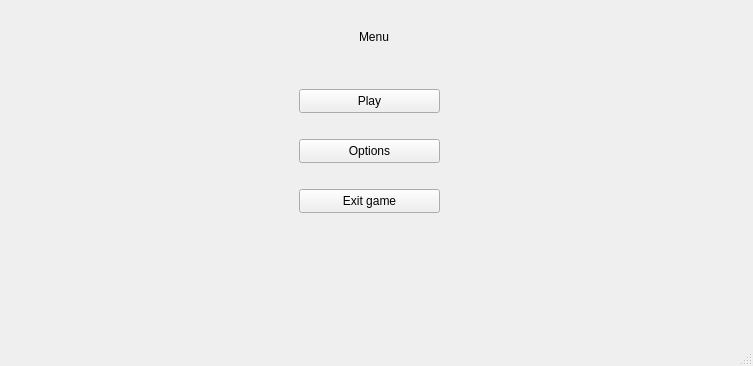
The window that Client/mainwindow.ui (AlexandruNuta/ProjectModernCPP) describes before a commit, drawn with Qt 5.
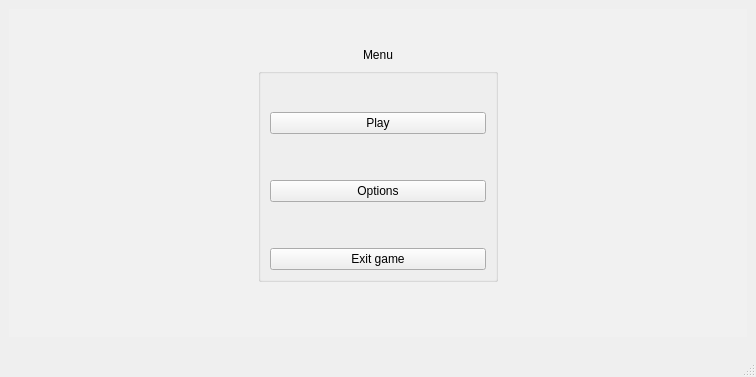
The same window after the commit. The open tabs and pages were chosen to show the change.

Commit message: Changed the layout of some pages in the main form.

Diff of the .ui file:
```diff
--- a/Client/mainwindow.ui
+++ b/Client/mainwindow.ui
@@ -6,10 +6,16 @@
    <rect>
     <x>0</x>
     <y>0</y>
-    <width>753</width>
-    <height>366</height>
+    <width>756</width>
+    <height>377</height>
    </rect>
   </property>
+  <property name="minimumSize">
+   <size>
+    <width>0</width>
+    <height>0</height>
+   </size>
+  </property>
   <property name="windowTitle">
    <string>MainWindow</string>
   </property>
@@ -17,6 +23,12 @@
    <layout class="QVBoxLayout" name="verticalLayout">
     <item>
      <widget class="QStackedWidget" name="stackedWidget">
+      <property name="styleSheet">
+       <string notr="true">QStackedWidget {
+    background-color: rgba(255, 255, 255, 0.1);
+}
+</string>
+      </property>
       <property name="currentIndex">
        <number>6</number>
       </property>
@@ -222,58 +234,175 @@
        </widget>
       </widget>
       <widget class="QWidget" name="page_4">
-       <widget class="QLabel" name="label_2">
-        <property name="geometry">
-         <rect>
-          <x>350</x>
-          <y>20</y>
-          <width>49</width>
-          <height>16</height>
-         </rect>
+       <layout class="QGridLayout" name="gridLayout_4">
+        <property name="bottomMargin">
+         <number>25</number>
         </property>
-        <property name="text">
-         <string>Menu</string>
-        </property>
-       </widget>
+        <item row="3" column="1">
+         <widget class="QGroupBox" name="groupBox_7">
+          <property name="title">
+           <string/>
+          </property>
+          <property name="flat">
+           <bool>true</bool>
+          </property>
+          <layout class="QVBoxLayout" name="verticalLayout_6">
+           <item>
+            <spacer name="verticalSpacer_10">
+             <property name="orientation">
+              <enum>Qt::Vertical</enum>
+             </property>
+             <property name="sizeHint" stdset="0">
+              <size>
+               <width>20</width>
+               <height>40</height>
+              </size>
+             </property>
+            </spacer>
+           </item>
+           <item>
+            <layout class="QVBoxLayout" name="verticalLayout_7">
+             <item>
        <widget class="QPushButton" name="pushButton_Play">
-        <property name="geometry">
-         <rect>
-          <x>290</x>
-          <y>80</y>
-          <width>141</width>
-          <height>24</height>
-         </rect>
-        </property>
         <property name="text">
          <string>Play</string>
         </property>
        </widget>
+             </item>
+             <item>
+              <spacer name="horizontalSpacer_13">
+               <property name="orientation">
+                <enum>Qt::Horizontal</enum>
+               </property>
+               <property name="sizeHint" stdset="0">
+                <size>
+                 <width>40</width>
+                 <height>20</height>
+                </size>
+               </property>
+              </spacer>
+             </item>
+             <item>
+              <spacer name="horizontalSpacer_12">
+               <property name="orientation">
+                <enum>Qt::Horizontal</enum>
+               </property>
+               <property name="sizeHint" stdset="0">
+                <size>
+                 <width>40</width>
+                 <height>20</height>
+                </size>
+               </property>
+              </spacer>
+             </item>
+             <item>
        <widget class="QPushButton" name="pushButton_Options">
-        <property name="geometry">
-         <rect>
-          <x>290</x>
-          <y>130</y>
-          <width>141</width>
-          <height>24</height>
-         </rect>
-        </property>
         <property name="text">
          <string>Options</string>
         </property>
        </widget>
+             </item>
+             <item>
+              <spacer name="horizontalSpacer_11">
+               <property name="orientation">
+                <enum>Qt::Horizontal</enum>
+               </property>
+               <property name="sizeHint" stdset="0">
+                <size>
+                 <width>40</width>
+                 <height>20</height>
+                </size>
+               </property>
+              </spacer>
+             </item>
+             <item>
+              <spacer name="horizontalSpacer_14">
+               <property name="orientation">
+                <enum>Qt::Horizontal</enum>
+               </property>
+               <property name="sizeHint" stdset="0">
+                <size>
+                 <width>40</width>
+                 <height>20</height>
+                </size>
+               </property>
+              </spacer>
+             </item>
+             <item>
        <widget class="QPushButton" name="pushButton_Exit">
-        <property name="geometry">
-         <rect>
-          <x>290</x>
-          <y>180</y>
-          <width>141</width>
-          <height>24</height>
-         </rect>
-        </property>
         <property name="text">
          <string>Exit game</string>
         </property>
        </widget>
+             </item>
+            </layout>
+           </item>
+          </layout>
+         </widget>
+        </item>
+        <item row="1" column="1">
+         <spacer name="verticalSpacer_9">
+          <property name="orientation">
+           <enum>Qt::Vertical</enum>
+          </property>
+          <property name="sizeHint" stdset="0">
+           <size>
+            <width>20</width>
+            <height>40</height>
+           </size>
+          </property>
+         </spacer>
+        </item>
+        <item row="3" column="2">
+         <spacer name="horizontalSpacer_17">
+          <property name="orientation">
+           <enum>Qt::Horizontal</enum>
+          </property>
+          <property name="sizeHint" stdset="0">
+           <size>
+            <width>40</width>
+            <height>20</height>
+           </size>
+          </property>
+         </spacer>
+        </item>
+        <item row="4" column="1">
+         <spacer name="verticalSpacer_8">
+          <property name="orientation">
+           <enum>Qt::Vertical</enum>
+          </property>
+          <property name="sizeHint" stdset="0">
+           <size>
+            <width>20</width>
+            <height>40</height>
+           </size>
+          </property>
+         </spacer>
+        </item>
+        <item row="3" column="0">
+         <spacer name="horizontalSpacer_16">
+          <property name="orientation">
+           <enum>Qt::Horizontal</enum>
+          </property>
+          <property name="sizeHint" stdset="0">
+           <size>
+            <width>40</width>
+            <height>20</height>
+           </size>
+          </property>
+         </spacer>
+        </item>
+        <item row="2" column="1">
+         <widget class="QLabel" name="label_2">
+          <property name="text">
+           <string>Menu</string>
+          </property>
+          <property name="alignment">
+           <set>Qt::AlignCenter</set>
+          </property>
+         </widget>
+        </item>
+       </layout>
       </widget>
       <widget class="QWidget" name="page_5">
        <widget class="QLabel" name="label_8">
@@ -486,6 +615,19 @@
       </widget>
      </widget>
     </item>
+    <item>
+     <spacer name="verticalSpacer_2">
+      <property name="orientation">
+       <enum>Qt::Vertical</enum>
+      </property>
+      <property name="sizeHint" stdset="0">
+       <size>
+        <width>20</width>
+        <height>40</height>
+       </size>
+      </property>
+     </spacer>
+    </item>
    </layout>
   </widget>
   <widget class="QMenuBar" name="menubar">
```
Left out of the diff: 399 changed lines with no effect on the pictures. Lines whose indentation alone changed are shown as unchanged. The commit also changes 33 other files.
